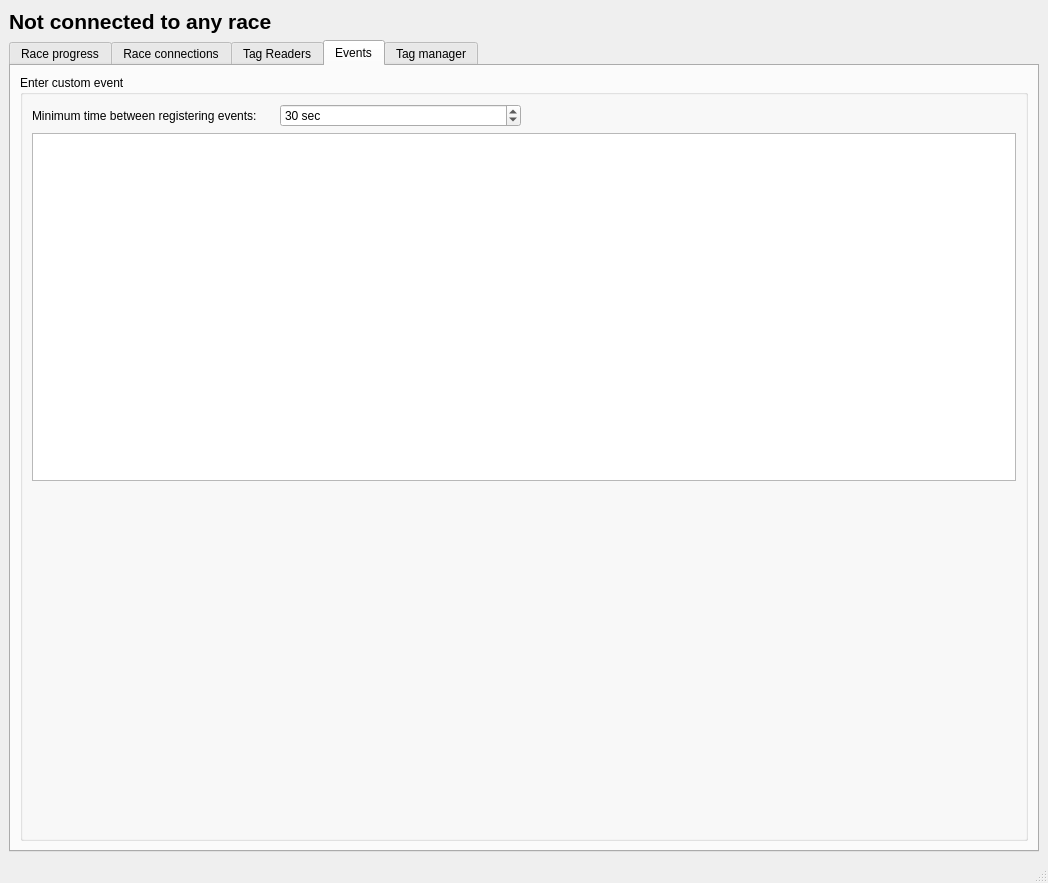
Before: the Qt Designer form software/src/mainwindow.ui in nfogh/Racetiming, drawn with Qt 5.
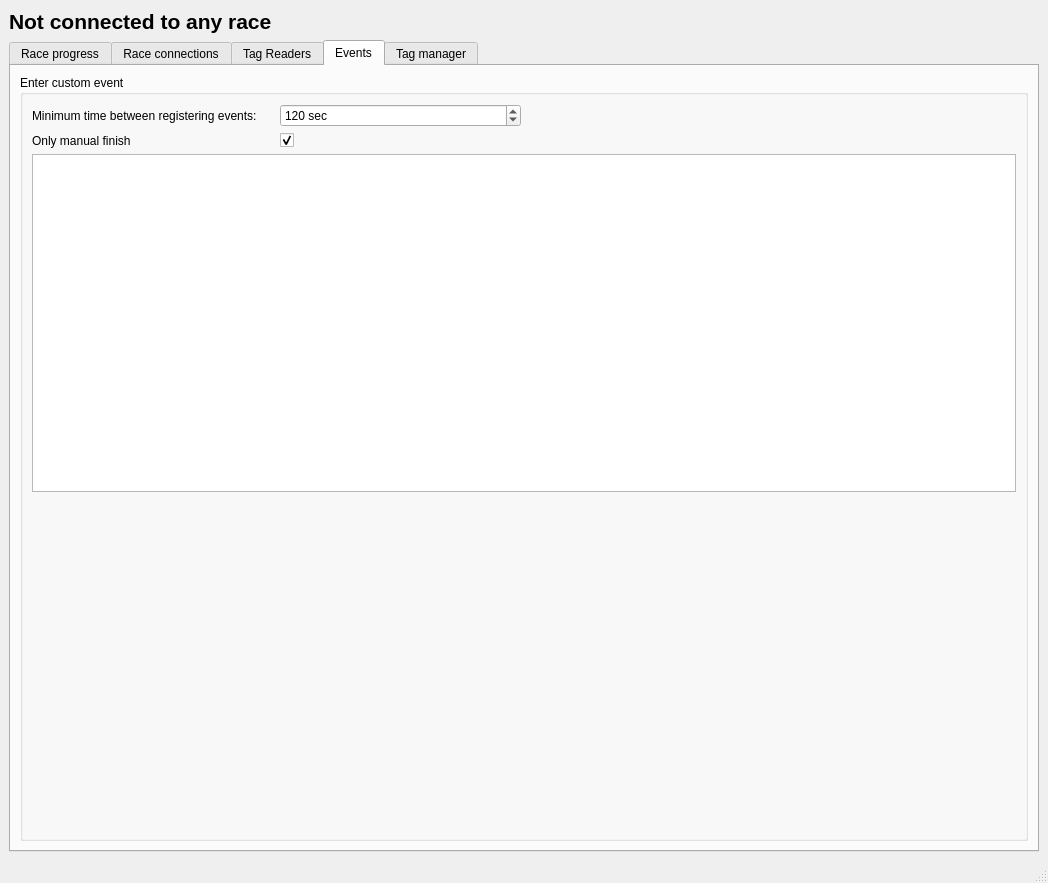
After: the same form once the commit is applied. The open tabs and pages were chosen to show the change. Custom widgets are drawn as their Qt base class.

```diff
--- a/software/src/mainwindow.ui
+++ b/software/src/mainwindow.ui
@@ -385,10 +385,7 @@
            <string>Enter custom event</string>
           </property>
           <layout class="QGridLayout" name="gridLayout_5">
-           <item row="1" column="0" colspan="4">
-            <widget class="QPlainTextEdit" name="eventsPlainTextEdit"/>
-           </item>
-           <item row="2" column="2">
+           <item row="3" column="2">
             <spacer name="verticalSpacer">
              <property name="orientation">
               <enum>Qt::Vertical</enum>
@@ -401,6 +398,9 @@
              </property>
             </spacer>
            </item>
+           <item row="2" column="0" colspan="4">
+            <widget class="QPlainTextEdit" name="eventsPlainTextEdit"/>
+           </item>
            <item row="0" column="0">
             <widget class="QLabel" name="label_8">
              <property name="text">
@@ -417,7 +417,24 @@
               <number>600</number>
              </property>
              <property name="value">
-              <number>30</number>
+              <number>120</number>
+             </property>
+            </widget>
+           </item>
+           <item row="1" column="0">
+            <widget class="QLabel" name="label_9">
+             <property name="text">
+              <string>Only manual finish</string>
+             </property>
+            </widget>
+           </item>
+           <item row="1" column="1">
+            <widget class="QCheckBox" name="onlyManualFinishCheckBox">
+             <property name="text">
+              <string/>
+             </property>
+             <property name="checked">
+              <bool>true</bool>
              </property>
             </widget>
            </item>
```
Left out of the diff: 17 changed lines with no effect on the pictures.
